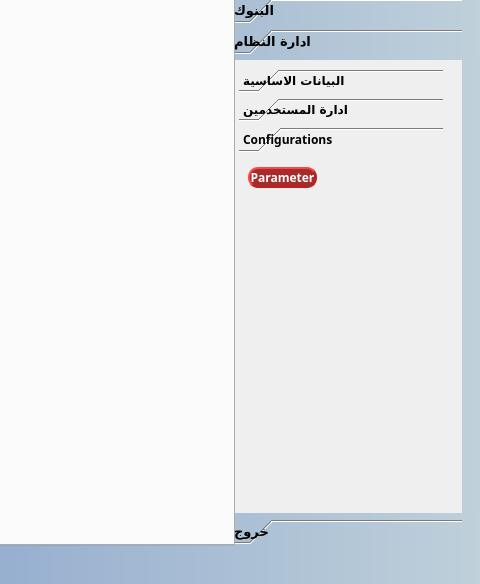
The window that presentation/main_login_ui/main3.ui (shymaa123456/HyperPOS2020) describes before a commit, drawn with Qt 5; both pictures show x 874 to 1354 and y 133 to 717 of the 1354 by 717 pixel window.
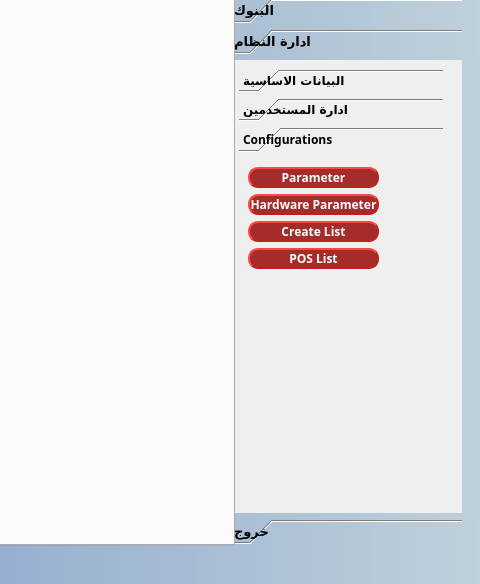
The same window after the commit. The open tabs and pages were chosen to show the change.

Diff of the .ui file:
```diff
--- a/presentation/main_login_ui/main3.ui
+++ b/presentation/main_login_ui/main3.ui
@@ -1405,10 +1405,10 @@
          <widget class="QWidget" name="QM_System">
           <property name="geometry">
            <rect>
-            <x>-10</x>
+            <x>0</x>
             <y>0</y>
-            <width>108</width>
-            <height>175</height>
+            <width>228</width>
+            <height>456</height>
            </rect>
           </property>
           <attribute name="label">
@@ -1942,10 +1942,10 @@
              <widget class="QWidget" name="page_32">
               <property name="geometry">
                <rect>
-                <x>-4</x>
+                <x>0</x>
                 <y>0</y>
-                <width>102</width>
-                <height>47</height>
+                <width>189</width>
+                <height>350</height>
                </rect>
               </property>
               <attribute name="label">
@@ -1953,17 +1953,18 @@
               </attribute>
               <layout class="QGridLayout" name="gridLayout_38">
                <item row="1" column="1">
-                <spacer name="verticalSpacer_27">
-                 <property name="orientation">
-                  <enum>Qt::Vertical</enum>
+                <widget class="QPushButton" name="QAct_HW_Parameter">
+                 <property name="text">
+                  <string>Hardware Parameter</string>
                  </property>
-                 <property name="sizeHint" stdset="0">
-                  <size>
-                   <width>20</width>
-                   <height>201</height>
-                  </size>
+                </widget>
+               </item>
+               <item row="2" column="1">
+                <widget class="QPushButton" name="QAct_List">
+                 <property name="text">
+                  <string>Create List</string>
                  </property>
-                </spacer>
+                </widget>
                </item>
                <item row="0" column="1">
                 <widget class="QPushButton" name="QAct_Parameter">
@@ -1972,6 +1973,19 @@
                  </property>
                 </widget>
                </item>
+               <item row="4" column="1">
+                <spacer name="verticalSpacer_27">
+                 <property name="orientation">
+                  <enum>Qt::Vertical</enum>
+                 </property>
+                 <property name="sizeHint" stdset="0">
+                  <size>
+                   <width>20</width>
+                   <height>201</height>
+                  </size>
+                 </property>
+                </spacer>
+               </item>
                <item row="0" column="0">
                 <layout class="QGridLayout" name="gridLayout_56">
                  <item row="0" column="0">
@@ -1989,6 +2003,13 @@
                  </item>
                 </layout>
                </item>
+               <item row="3" column="1">
+                <widget class="QPushButton" name="QAct_List_POS">
+                 <property name="text">
+                  <string>POS List</string>
+                 </property>
+                </widget>
+               </item>
               </layout>
              </widget>
             </widget>
```
Left out of the diff: 62 changed lines with no effect on the pictures.
